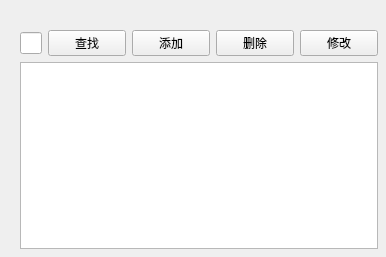
This is patientview.ui in Meroasis/QtMedicinesystem as Qt 5 draws it before an edit. The edited form follows.
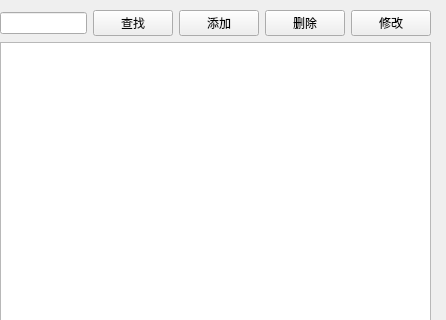
This is the edited form.

```diff
--- a/patientview.ui
+++ b/patientview.ui
@@ -6,20 +6,20 @@
    <rect>
     <x>0</x>
     <y>0</y>
-    <width>386</width>
-    <height>257</height>
+    <width>446</width>
+    <height>320</height>
    </rect>
   </property>
   <property name="windowTitle">
    <string>患者管理</string>
   </property>
-  <widget class="QWidget" name="">
+  <widget class="QWidget" name="layoutWidget">
    <property name="geometry">
     <rect>
-     <x>20</x>
-     <y>30</y>
-     <width>358</width>
-     <height>219</height>
+     <x>0</x>
+     <y>10</y>
+     <width>431</width>
+     <height>311</height>
     </rect>
    </property>
    <layout class="QVBoxLayout" name="verticalLayout">
```
